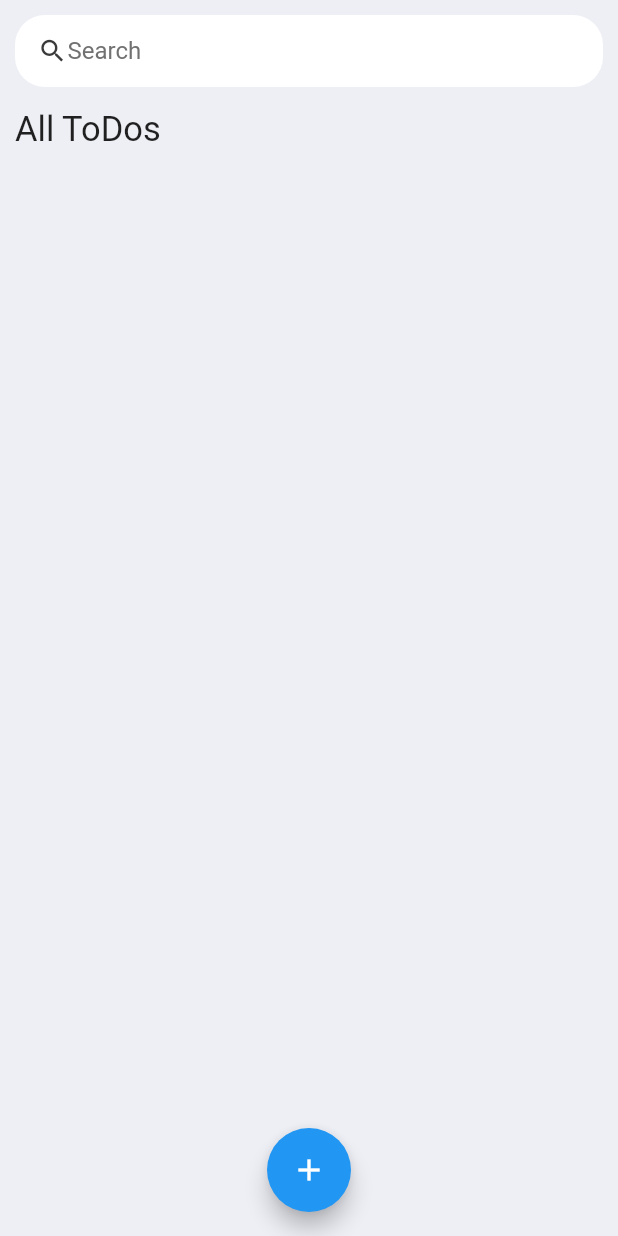
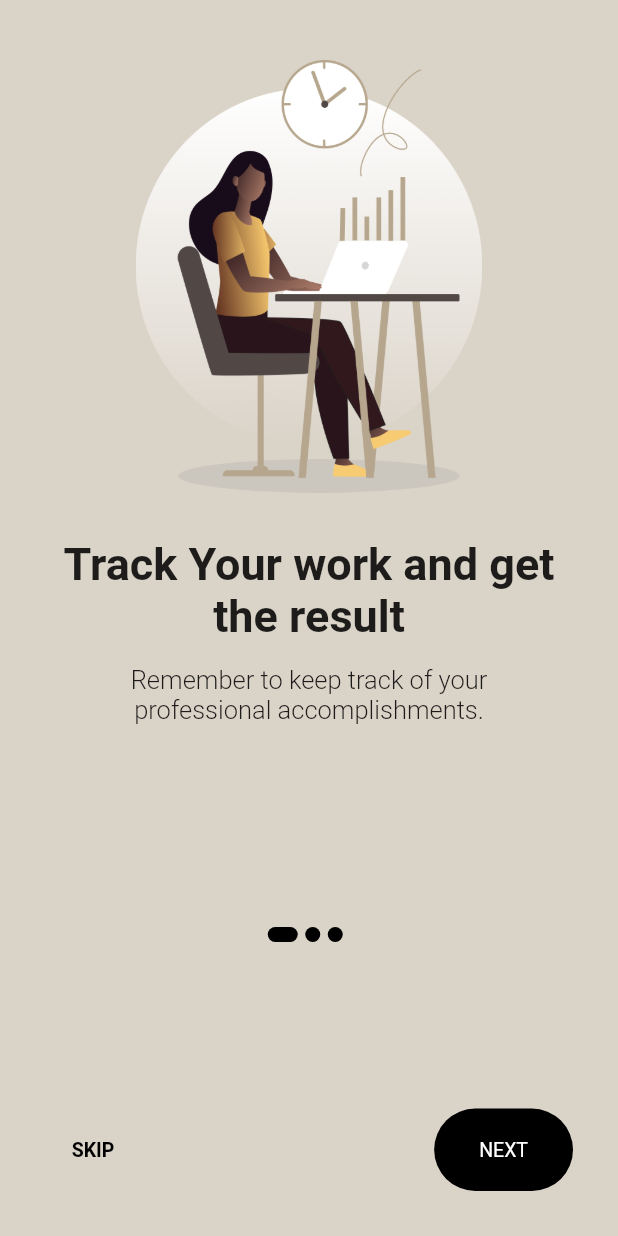
Before and after one commit to mazedul-ru-cse/flutter-todo-app, a Flutter app: the screen it shows after launch, on a phone screen of 412 x 824 dp. Run offline on Flutter 3.47's test engine with Material 2 defaults, Android fonts, the phone set to English and light mode, and no system bars; our stand-ins replace get, google_fonts, sqflite; accounts and stored records are empty; Roboto replaces fonts that are missing (Acme, Mulish).

Commit message:
Added Onboarding Page

```diff
--- a/lib/main.dart
+++ b/lib/main.dart
@@ -3,6 +3,7 @@ import 'package:flutter/services.dart';
 import 'package:get/get.dart';
 import 'package:todo/constants/colors.dart';
 import 'package:todo/screen/home_screen.dart';
+import 'package:todo/screen/onboarding_screen.dart';
 
 void main() {
   runApp(const MyApp());
@@ -18,6 +19,6 @@ class MyApp extends StatelessWidget {
         const SystemUiOverlayStyle(statusBarColor: Colors.transparent));
 
     return const GetMaterialApp(
-        debugShowCheckedModeBanner: false, home: HomeScreen());
+        debugShowCheckedModeBanner: false, home: OnboardingScreen());
   }
 }
--- /dev/null
+++ b/lib/screen/onboarding_screen.dart
@@ -0,0 +1,196 @@
+import 'package:flutter/material.dart';
+import 'package:todo/screen/home_screen.dart';
+
+import '../widget/onboarding_contents.dart';
+import '../widget/size_config.dart';
+
+class OnboardingScreen extends StatefulWidget {
+  const OnboardingScreen({Key? key}) : super(key: key);
+
+  @override
+  State<OnboardingScreen> createState() => _OnboardingScreenState();
+}
+
+class _OnboardingScreenState extends State<OnboardingScreen> {
+  late PageController _controller;
+
+  @override
+  void initState() {
+    _controller = PageController();
+    super.initState();
+  }
+
+  int _currentPage = 0;
+  List colors = const [
+    Color(0xffDAD3C8),
+    Color(0xffFFE5DE),
+    Color(0xffDCF6E6),
+  ];
+
+  AnimatedContainer _buildDots({
+    int? index,
+  }) {
+    return AnimatedContainer(
+      duration: const Duration(milliseconds: 200),
+      decoration: const BoxDecoration(
+        borderRadius: BorderRadius.all(
+          Radius.circular(50),
+        ),
+        color: Color(0xFF000000),
+      ),
+      margin: const EdgeInsets.only(right: 5),
+      height: 10,
+      curve: Curves.easeIn,
+      width: _currentPage == index ? 20 : 10,
+    );
+  }
+
+  @override
+  Widget build(BuildContext context) {
+    SizeConfig().init(context);
+    double width = SizeConfig.screenW!;
+    double height = SizeConfig.screenH!;
+
+    return Scaffold(
+      backgroundColor: colors[_currentPage],
+      body: SafeArea(
+        child: Column(
+          children: [
+            Expanded(
+              flex: 3,
+              child: PageView.builder(
+                physics: const BouncingScrollPhysics(),
+                controller: _controller,
+                onPageChanged: (value) => setState(() => _currentPage = value),
+                itemCount: contents.length,
+                itemBuilder: (context, i) {
+                  return Padding(
+                    padding: const EdgeInsets.all(40.0),
+                    child: Column(
+                      children: [
+                        Image.asset(
+                          contents[i].image,
+                          height: SizeConfig.blockV! * 35,
+                        ),
+                        SizedBox(
+                          height: (height >= 840) ? 60 : 30,
+                        ),
+                        Text(
+                          contents[i].title,
+                          textAlign: TextAlign.center,
+                          style: TextStyle(
+                            fontFamily: "Mulish",
+                            fontWeight: FontWeight.w600,
+                            fontSize: (width <= 550) ? 30 : 35,
+                          ),
+                        ),
+                        const SizedBox(height: 15),
+                        Text(
+                          contents[i].desc,
+                          style: TextStyle(
+                            fontFamily: "Mulish",
+                            fontWeight: FontWeight.w300,
+                            fontSize: (width <= 550) ? 17 : 25,
+                          ),
+                          textAlign: TextAlign.center,
+                        )
+                      ],
+                    ),
+                  );
+                },
+              ),
+            ),
+            Expanded(
+              flex: 1,
+              child: Column(
+                mainAxisAlignment: MainAxisAlignment.spaceBetween,
+                children: [
+                  Row(
+                    mainAxisAlignment: MainAxisAlignment.center,
+                    children: List.generate(
+                      contents.length,
+                      (int index) => _buildDots(
+                        index: index,
+                      ),
+                    ),
+                  ),
+                  _currentPage + 1 == contents.length
+                      ? Padding(
+                          padding: const EdgeInsets.all(30),
+                          child: ElevatedButton(
+                            onPressed: () => Navigator.pushReplacement(
+                                context,
+                                MaterialPageRoute(
+                                    builder: (context) => const HomeScreen())),
+                            child: const Text("START"),
+                            style: ElevatedButton.styleFrom(
+                              backgroundColor: Colors.black,
+                              shape: RoundedRectangleBorder(
+                                borderRadius: BorderRadius.circular(50),
+                              ),
+                              padding: (width <= 550)
+                                  ? const EdgeInsets.symmetric(
+                                      horizontal: 100, vertical: 20)
+                                  : EdgeInsets.symmetric(
+                                      horizontal: width * 0.2, vertical: 25),
+                              textStyle:
+                                  TextStyle(fontSize: (width <= 550) ? 13 : 17),
+                            ),
+                          ),
+                        )
+                      : Padding(
+                          padding: const EdgeInsets.all(30),
+                          child: Row(
+                            mainAxisAlignment: MainAxisAlignment.spaceBetween,
+                            children: [
+                              TextButton(
+                                onPressed: () {
+                                  _controller.jumpToPage(2);
+                                },
+                                child: const Text(
+                                  "SKIP",
+                                  style: TextStyle(color: Colors.black),
+                                ),
+                                style: TextButton.styleFrom(
+                                  elevation: 0,
+                                  textStyle: TextStyle(
+                                    fontWeight: FontWeight.w600,
+                                    fontSize: (width <= 550) ? 13 : 17,
+                                  ),
+                                ),
+                              ),
+                              ElevatedButton(
+                                onPressed: () {
+                                  _controller.nextPage(
+                                    duration: const Duration(milliseconds: 200),
+                                    curve: Curves.easeIn,
+                                  );
+                                },
+                                child: const Text("NEXT"),
+                                style: ElevatedButton.styleFrom(
+                                  backgroundColor: Colors.black,
+                                  shape: RoundedRectangleBorder(
+                                    borderRadius: BorderRadius.circular(50),
+                                  ),
+                                  elevation: 0,
+                                  padding: (width <= 550)
+                                      ? const EdgeInsets.symmetric(
+                                          horizontal: 30, vertical: 20)
+                                      : const EdgeInsets.symmetric(
+                                          horizontal: 30, vertical: 25),
+                                  textStyle: TextStyle(
+                                      fontSize: (width <= 550) ? 13 : 17),
+                                ),
+                              ),
+                            ],
+                          ),
+                        )
+                ],
+              ),
+            ),
+          ],
+        ),
+      ),
+    );
+  }
+}
--- /dev/null
+++ b/lib/widget/onboarding_contents.dart
@@ -0,0 +1,31 @@
+class OnboardingContents {
+  final String title;
+  final String image;
+  final String desc;
+
+  OnboardingContents({
+    required this.title,
+    required this.image,
+    required this.desc,
+  });
+}
+
+List<OnboardingContents> contents = [
+  OnboardingContents(
+    title: "Track Your work and get the result",
+    image: "assets/images/image1.png",
+    desc: "Remember to keep track of your professional accomplishments.",
+  ),
+  OnboardingContents(
+    title: "Stay organized with team",
+    image: "assets/images/image2.png",
+    desc:
+        "But understanding the contributions our colleagues make to our teams and companies.",
+  ),
+  OnboardingContents(
+    title: "Get notified when work happens",
+    image: "assets/images/image3.png",
+    desc:
+        "Take control of notifications, collaborate live or on your own time.",
+  ),
+];
--- /dev/null
+++ b/lib/widget/size_config.dart
@@ -0,0 +1,17 @@
+import 'package:flutter/material.dart';
+
+class SizeConfig {
+  static MediaQueryData? _mediaQueryData;
+  static double? screenW;
+  static double? screenH;
+  static double? blockH;
+  static double? blockV;
+
+  void init(BuildContext context) {
+    _mediaQueryData = MediaQuery.of(context);
+    screenW = _mediaQueryData!.size.width;
+    screenH = _mediaQueryData!.size.height;
+    blockH = screenW! / 100;
+    blockV = screenH! / 100;
+  }
+}
--- a/pubspec.yaml
+++ b/pubspec.yaml
@@ -47,9 +47,9 @@ flutter:
   uses-material-design: true
 
   # To add assets to your application, add an assets section, like this:
-  # assets:
-  #   - images/a_dot_burr.jpeg
-  #   - images/a_dot_ham.jpeg
+  assets:
+    - assets/images/
+    - assets/fonts/
 
   # An image asset can refer to one or more resolution-specific "variants", see
   # https://flutter.dev/assets-and-images/#resolution-aware
```
Also changed, not shown: assets/fonts/Mulish-Light.ttf (added), assets/fonts/Mulish-SemiBold.ttf (added), assets/images/image1.png (added), assets/images/image2.png (added), assets/images/image3.png (added), 6 other files.
